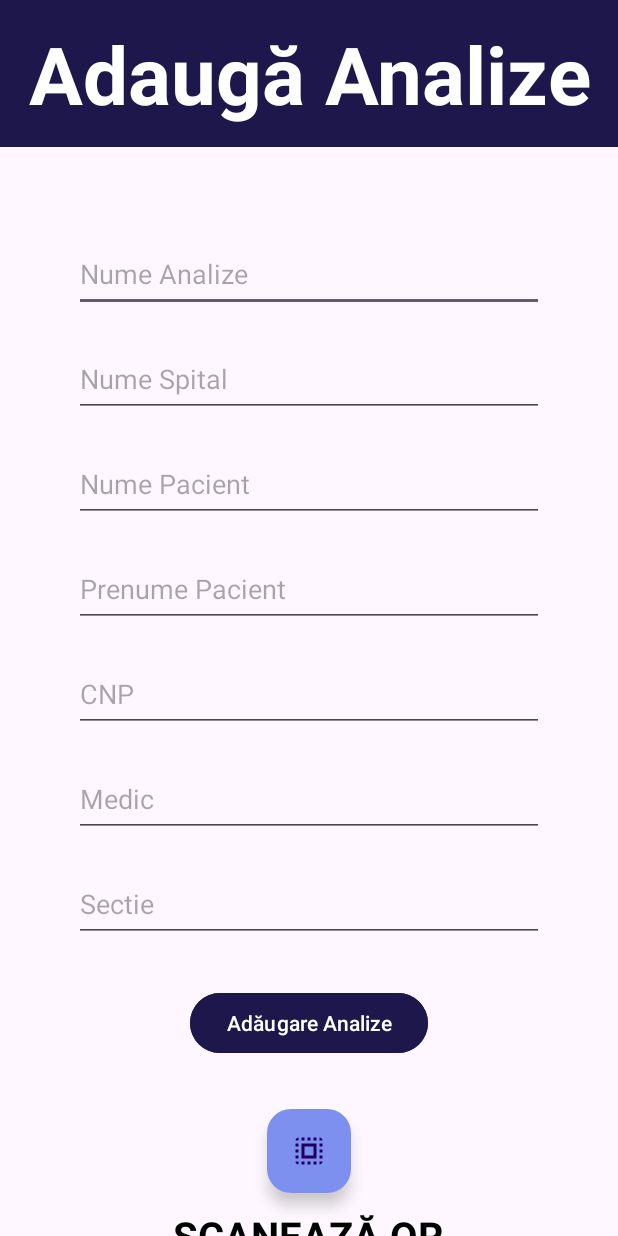
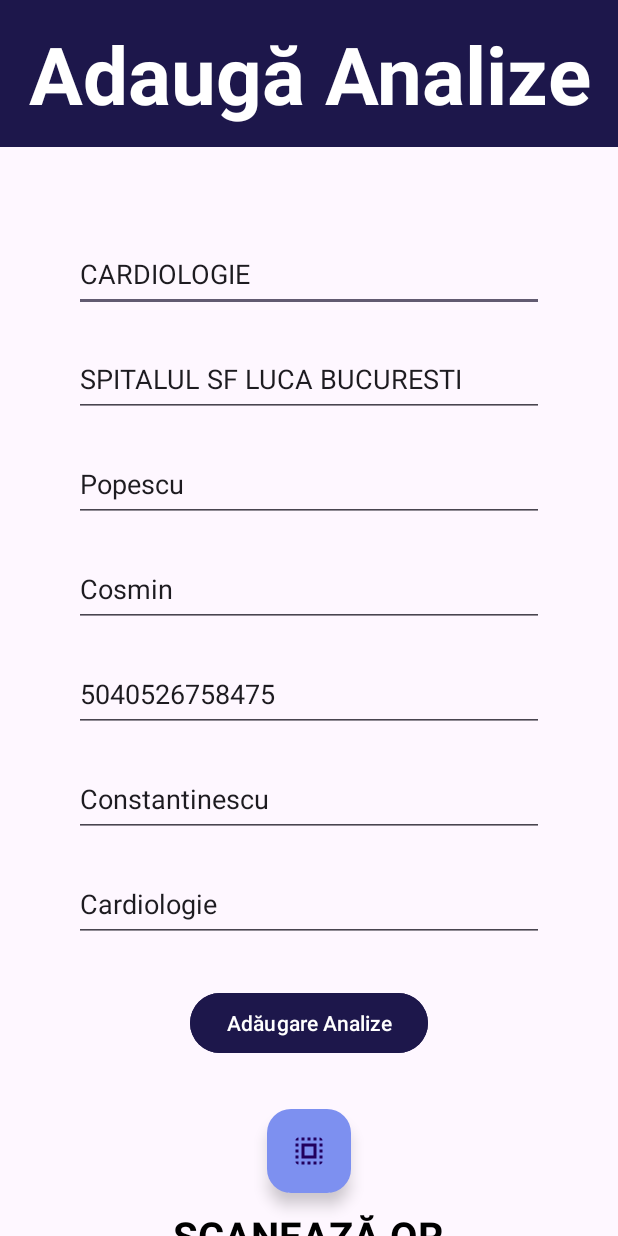
Before and after one commit to vasiletarcuta/DAM_2024, an Android app: the AdaugaAnalizeActivity screen opened directly, with no data from a screen before it, on a phone screen of 412 x 824 dp. Run offline under Robolectric (Android 15) with nearby library versions, the phone set to English and light mode, and no system bars.

Commit message:
Seminar 6

```diff
--- a/app/src/main/java/com/example/carddesanatate/AdaugaAnalizeActivity.java
+++ b/app/src/main/java/com/example/carddesanatate/AdaugaAnalizeActivity.java
@@ -1,9 +1,12 @@
 package com.example.carddesanatate;
 
 import android.content.Intent;
+import android.content.SharedPreferences;
 import android.os.Bundle;
+import android.widget.ArrayAdapter;
 import android.widget.Button;
 import android.widget.EditText;
+import android.widget.Toast;
 
 import androidx.activity.EdgeToEdge;
 import androidx.appcompat.app.AppCompatActivity;
@@ -14,6 +17,7 @@ import androidx.core.view.WindowInsetsCompat;
 public class AdaugaAnalizeActivity extends AppCompatActivity {
 
     private EditText tvNume, tvSpital, tvNumePacient, tvPrenumePacient, tvCNP, tvMedic, tvSectie;
+    private boolean isEditing = false;
 
     @Override
     protected void onCreate(Bundle savedInstanceState) {
@@ -35,6 +39,21 @@ public class AdaugaAnalizeActivity extends AppCompatActivity {
         tvSectie = findViewById(R.id.tvSectie);
         Button bttnAdaugareAnalize = findViewById(R.id.bttnAdaugareAnalize);
 
+        Intent editIntent = getIntent();
+        if (editIntent.hasExtra("edit")) {
+            isEditing = true;
+            Analize analiza = (Analize) editIntent.getSerializableExtra("edit");
+            tvNume.setText(analiza.getNumeAnalize());
+            tvCNP.setText(analiza.getCNP());
+            tvMedic.setText(analiza.getNumeMedic());
+            tvSpital.setText(analiza.getDenumireSpital());
+            tvSectie.setText(analiza.getSectieSptial());
+        }
+
+        SharedPreferences sharedPreferences = getSharedPreferences(getString(R.string.LOCAL), MODE_PRIVATE);
+        String token = sharedPreferences.getString("token", "Valoare default");
+        Toast.makeText(this, token, Toast.LENGTH_SHORT).show();
+
         bttnAdaugareAnalize.setOnClickListener(view -> {
 
             Analize newAnaliza = new Analize(
@@ -50,7 +69,14 @@ public class AdaugaAnalizeActivity extends AppCompatActivity {
 
             // Pass the new Analize object back to the IstoricAnalizeActivity
             Intent intent = new Intent();
-            intent.putExtra("analizeFromIntent", newAnaliza);
+            if (isEditing) {
+                intent.putExtra("edit", newAnaliza);
+                isEditing = false;
+            }
+            else {
+                intent.putExtra("analizaFromIntent", newAnaliza);
+            }
+
             setResult(RESULT_OK, intent);
             finish();
         });
--- a/app/src/main/java/com/example/carddesanatate/Login.java
+++ b/app/src/main/java/com/example/carddesanatate/Login.java
@@ -45,7 +45,7 @@ public class Login extends AppCompatActivity {
         etConfirmaParolaInreg = findViewById(R.id.etConfirmaParolaInreg);
         spnSex = findViewById(R.id.spnSex);
 
-        String[] listaValori = {"MASCULIN", "FEMININ"};
+        String[] listaValori = {getString(R.string.masculin), getString(R.string.feminin)};
         ArrayAdapter<String> adapter = new ArrayAdapter<>(this, android.R.layout.simple_spinner_dropdown_item, listaValori);
         spnSex.setAdapter(adapter);
 
--- a/app/src/main/res/layout/activity_adauga_analize.xml
+++ b/app/src/main/res/layout/activity_adauga_analize.xml
@@ -30,7 +30,7 @@
         android:layout_height="50dp"
         android:ems="10"
         android:inputType="text"
-        android:text=""
+        android:text="CARDIOLOGIE"
         android:hint="Nume Analize"
         app:layout_constraintEnd_toEndOf="parent"
         app:layout_constraintStart_toStartOf="parent"
@@ -44,7 +44,7 @@
         android:ems="10"
         android:hint="Nume Spital"
         android:inputType="text"
-        android:text=""
+        android:text="SPITALUL SF LUCA BUCURESTI"
         app:layout_constraintEnd_toEndOf="parent"
         app:layout_constraintStart_toStartOf="parent"
         android:layout_marginTop="20dp"
@@ -57,7 +57,7 @@
         android:ems="10"
         android:hint="Nume Pacient"
         android:inputType="text"
-        android:text=""
+        android:text="Popescu"
         app:layout_constraintEnd_toEndOf="parent"
         app:layout_constraintStart_toStartOf="parent"
         android:layout_marginTop="20dp"
@@ -70,7 +70,7 @@
         android:ems="10"
         android:hint="Prenume Pacient"
         android:inputType="text"
-        android:text=""
+        android:text="Cosmin"
         app:layout_constraintEnd_toEndOf="parent"
         app:layout_constraintStart_toStartOf="parent"
         android:layout_marginTop="20dp"
@@ -83,7 +83,7 @@
         android:ems="10"
         android:hint="CNP"
         android:inputType="text"
-        android:text=""
+        android:text="5040526758475"
         android:layout_marginTop="20dp"
         app:layout_constraintEnd_toEndOf="parent"
         app:layout_constraintStart_toStartOf="parent"
@@ -96,7 +96,7 @@
         android:ems="10"
         android:hint="Medic"
         android:inputType="text"
-        android:text=""
+        android:text="Constantinescu"
         android:layout_marginTop="20dp"
         app:layout_constraintEnd_toEndOf="parent"
         app:layout_constraintStart_toStartOf="parent"
@@ -109,7 +109,7 @@
         android:ems="10"
         android:hint="Sectie"
         android:inputType="text"
-        android:text=""
+        android:text="Cardiologie"
         android:layout_marginTop="20dp"
         app:layout_constraintEnd_toEndOf="parent"
         app:layout_constraintStart_toStartOf="parent"
--- a/app/src/main/res/values/strings.xml
+++ b/app/src/main/res/values/strings.xml
@@ -1,3 +1,6 @@
 <resources>
     <string name="app_name">Card de Sanatate</string>
+    <string name="LOCAL">local</string>
+    <string name="masculin">MASCULIN</string>
+    <string name="feminin">FEMININ</string>
 </resources>
```
Also changed, not shown: app/src/main/java/com/example/carddesanatate/AdaugProgramareActivity.java (+25 -1 lines), app/src/main/java/com/example/carddesanatate/IstoricAnalizeActivity.java (+34 -5 lines), app/src/main/java/com/example/carddesanatate/Programari_Activity.java (+40 -8 lines).
